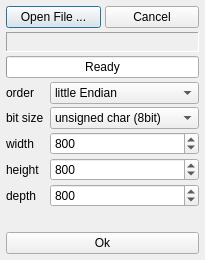
Old version of the form OCTview3R/opendata.ui in the repository janlazer/UKE-OCTview3R.
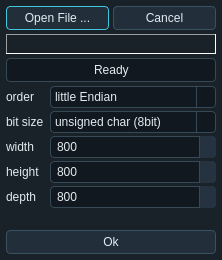
New version of the form. Icons and pictures are not drawn.

Commit message: Refresh Designer-driven UI, paper, and release materials

The edit to the form file:
```diff
--- a/OCTview3R/opendata.ui
+++ b/OCTview3R/opendata.ui
@@ -2,6 +2,405 @@
 <ui version="4.0">
  <class>OpenData</class>
  <widget class="QDialog" name="OpenData">
+  <property name="palette">
+   <palette>
+    <active>
+     <colorrole role="Window"><brush brushstyle="SolidPattern"><color alpha="255"><red>25</red><green>33</green><blue>41</blue></color></brush></colorrole>
+     <colorrole role="WindowText"><brush brushstyle="SolidPattern"><color alpha="255"><red>225</red><green>235</green><blue>240</blue></color></brush></colorrole>
+     <colorrole role="Base"><brush brushstyle="SolidPattern"><color alpha="255"><red>17</red><green>24</green><blue>31</blue></color></brush></colorrole>
+     <colorrole role="AlternateBase"><brush brushstyle="SolidPattern"><color alpha="255"><red>38</red><green>51</green><blue>63</blue></color></brush></colorrole>
+     <colorrole role="ToolTipBase"><brush brushstyle="SolidPattern"><color alpha="255"><red>31</red><green>45</green><blue>56</blue></color></brush></colorrole>
+     <colorrole role="ToolTipText"><brush brushstyle="SolidPattern"><color alpha="255"><red>225</red><green>235</green><blue>240</blue></color></brush></colorrole>
+     <colorrole role="Text"><brush brushstyle="SolidPattern"><color alpha="255"><red>225</red><green>235</green><blue>240</blue></color></brush></colorrole>
+     <colorrole role="Dark"><brush brushstyle="SolidPattern"><color alpha="255"><red>46</red><green>62</green><blue>74</blue></color></brush></colorrole>
+     <colorrole role="Shadow"><brush brushstyle="SolidPattern"><color alpha="255"><red>11</red><green>17</green><blue>23</blue></color></brush></colorrole>
+     <colorrole role="Mid"><brush brushstyle="SolidPattern"><color alpha="255"><red>67</red><green>87</green><blue>102</blue></color></brush></colorrole>
+     <colorrole role="Midlight"><brush brushstyle="SolidPattern"><color alpha="255"><red>100</red><green>124</green><blue>141</blue></color></brush></colorrole>
+     <colorrole role="Light"><brush brushstyle="SolidPattern"><color alpha="255"><red>123</red><green>146</green><blue>160</blue></color></brush></colorrole>
+     <colorrole role="Button"><brush brushstyle="SolidPattern"><color alpha="255"><red>34</red><green>47</green><blue>59</blue></color></brush></colorrole>
+     <colorrole role="ButtonText"><brush brushstyle="SolidPattern"><color alpha="255"><red>225</red><green>235</green><blue>240</blue></color></brush></colorrole>
+     <colorrole role="BrightText"><brush brushstyle="SolidPattern"><color alpha="255"><red>255</red><green>0</green><blue>0</blue></color></brush></colorrole>
+     <colorrole role="Link"><brush brushstyle="SolidPattern"><color alpha="255"><red>64</red><green>199</green><blue>219</blue></color></brush></colorrole>
+     <colorrole role="LinkVisited"><brush brushstyle="SolidPattern"><color alpha="255"><red>157</red><green>180</green><blue>237</blue></color></brush></colorrole>
+     <colorrole role="Highlight"><brush brushstyle="SolidPattern"><color alpha="255"><red>64</red><green>199</green><blue>219</blue></color></brush></colorrole>
+     <colorrole role="HighlightedText"><brush brushstyle="SolidPattern"><color alpha="255"><red>13</red><green>30</green><blue>38</blue></color></brush></colorrole>
+     <colorrole role="PlaceholderText"><brush brushstyle="SolidPattern"><color alpha="255"><red>146</red><green>166</green><blue>179</blue></color></brush></colorrole>
+    </active>
+    <inactive>
+     <colorrole role="Window"><brush brushstyle="SolidPattern"><color alpha="255"><red>25</red><green>33</green><blue>41</blue></color></brush></colorrole>
+     <colorrole role="WindowText"><brush brushstyle="SolidPattern"><color alpha="255"><red>225</red><green>235</green><blue>240</blue></color></brush></colorrole>
+     <colorrole role="Base"><brush brushstyle="SolidPattern"><color alpha="255"><red>17</red><green>24</green><blue>31</blue></color></brush></colorrole>
+     <colorrole role="AlternateBase"><brush brushstyle="SolidPattern"><color alpha="255"><red>38</red><green>51</green><blue>63</blue></color></brush></colorrole>
+     <colorrole role="ToolTipBase"><brush brushstyle="SolidPattern"><color alpha="255"><red>31</red><green>45</green><blue>56</blue></color></brush></colorrole>
+     <colorrole role="ToolTipText"><brush brushstyle="SolidPattern"><color alpha="255"><red>225</red><green>235</green><blue>240</blue></color></brush></colorrole>
+     <colorrole role="Text"><brush brushstyle="SolidPattern"><color alpha="255"><red>225</red><green>235</green><blue>240</blue></color></brush></colorrole>
+     <colorrole role="Dark"><brush brushstyle="SolidPattern"><color alpha="255"><red>46</red><green>62</green><blue>74</blue></color></brush></colorrole>
+     <colorrole role="Shadow"><brush brushstyle="SolidPattern"><color alpha="255"><red>11</red><green>17</green><blue>23</blue></color></brush></colorrole>
+     <colorrole role="Mid"><brush brushstyle="SolidPattern"><color alpha="255"><red>67</red><green>87</green><blue>102</blue></color></brush></colorrole>
+     <colorrole role="Midlight"><brush brushstyle="SolidPattern"><color alpha="255"><red>100</red><green>124</green><blue>141</blue></color></brush></colorrole>
+     <colorrole role="Light"><brush brushstyle="SolidPattern"><color alpha="255"><red>123</red><green>146</green><blue>160</blue></color></brush></colorrole>
+     <colorrole role="Button"><brush brushstyle="SolidPattern"><color alpha="255"><red>34</red><green>47</green><blue>59</blue></color></brush></colorrole>
+     <colorrole role="ButtonText"><brush brushstyle="SolidPattern"><color alpha="255"><red>225</red><green>235</green><blue>240</blue></color></brush></colorrole>
+     <colorrole role="BrightText"><brush brushstyle="SolidPattern"><color alpha="255"><red>255</red><green>0</green><blue>0</blue></color></brush></colorrole>
+     <colorrole role="Link"><brush brushstyle="SolidPattern"><color alpha="255"><red>64</red><green>199</green><blue>219</blue></color></brush></colorrole>
+     <colorrole role="LinkVisited"><brush brushstyle="SolidPattern"><color alpha="255"><red>157</red><green>180</green><blue>237</blue></color></brush></colorrole>
+     <colorrole role="Highlight"><brush brushstyle="SolidPattern"><color alpha="255"><red>64</red><green>199</green><blue>219</blue></color></brush></colorrole>
+     <colorrole role="HighlightedText"><brush brushstyle="SolidPattern"><color alpha="255"><red>13</red><green>30</green><blue>38</blue></color></brush></colorrole>
+     <colorrole role="PlaceholderText"><brush brushstyle="SolidPattern"><color alpha="255"><red>146</red><green>166</green><blue>179</blue></color></brush></colorrole>
+    </inactive>
+    <disabled>
+     <colorrole role="Window"><brush brushstyle="SolidPattern"><color alpha="255"><red>25</red><green>33</green><blue>41</blue></color></brush></colorrole>
+     <colorrole role="WindowText"><brush brushstyle="SolidPattern"><color alpha="255"><red>123</red><green>141</green><blue>153</blue></color></brush></colorrole>
+     <colorrole role="Base"><brush brushstyle="SolidPattern"><color alpha="255"><red>17</red><green>24</green><blue>31</blue></color></brush></colorrole>
+     <colorrole role="AlternateBase"><brush brushstyle="SolidPattern"><color alpha="255"><red>38</red><green>51</green><blue>63</blue></color></brush></colorrole>
+     <colorrole role="ToolTipBase"><brush brushstyle="SolidPattern"><color alpha="255"><red>31</red><green>45</green><blue>56</blue></color></brush></colorrole>
+     <colorrole role="ToolTipText"><brush brushstyle="SolidPattern"><color alpha="255"><red>225</red><green>235</green><blue>240</blue></color></brush></colorrole>
+     <colorrole role="Text"><brush brushstyle="SolidPattern"><color alpha="255"><red>123</red><green>141</green><blue>153</blue></color></brush></colorrole>
+     <colorrole role="Dark"><brush brushstyle="SolidPattern"><color alpha="255"><red>46</red><green>62</green><blue>74</blue></color></brush></colorrole>
+     <colorrole role="Shadow"><brush brushstyle="SolidPattern"><color alpha="255"><red>11</red><green>17</green><blue>23</blue></color></brush></colorrole>
+     <colorrole role="Mid"><brush brushstyle="SolidPattern"><color alpha="255"><red>67</red><green>87</green><blue>102</blue></color></brush></colorrole>
+     <colorrole role="Midlight"><brush brushstyle="SolidPattern"><color alpha="255"><red>100</red><green>124</green><blue>141</blue></color></brush></colorrole>
+     <colorrole role="Light"><brush brushstyle="SolidPattern"><color alpha="255"><red>123</red><green>146</green><blue>160</blue></color></brush></colorrole>
+     <colorrole role="Button"><brush brushstyle="SolidPattern"><color alpha="255"><red>34</red><green>47</green><blue>59</blue></color></brush></colorrole>
+     <colorrole role="ButtonText"><brush brushstyle="SolidPattern"><color alpha="255"><red>123</red><green>141</green><blue>153</blue></color></brush></colorrole>
+     <colorrole role="BrightText"><brush brushstyle="SolidPattern"><color alpha="255"><red>255</red><green>0</green><blue>0</blue></color></brush></colorrole>
+     <colorrole role="Link"><brush brushstyle="SolidPattern"><color alpha="255"><red>64</red><green>199</green><blue>219</blue></color></brush></colorrole>
+     <colorrole role="LinkVisited"><brush brushstyle="SolidPattern"><color alpha="255"><red>157</red><green>180</green><blue>237</blue></color></brush></colorrole>
+     <colorrole role="Highlight"><brush brushstyle="SolidPattern"><color alpha="255"><red>56</red><green>74</green><blue>87</blue></color></brush></colorrole>
+     <colorrole role="HighlightedText"><brush brushstyle="SolidPattern"><color alpha="255"><red>123</red><green>141</green><blue>153</blue></color></brush></colorrole>
+     <colorrole role="PlaceholderText"><brush brushstyle="SolidPattern"><color alpha="255"><red>146</red><green>166</green><blue>179</blue></color></brush></colorrole>
+    </disabled>
+   </palette>
+  </property>
+  <property name="styleSheet">
+   <string notr="true">/*
+ * OCTview3R compact dark theme: graphite surfaces and cyan OCT-volume accents.
+ * Keep font sizes native; save space through padding, not smaller text.
+ * All static styling, palette and sizing are owned by this Designer form.
+ *
+ * Portions of the visual language are adapted from
+ * Qt-Frameless-Window-DarkStyle by Juergen Skrotzky.
+ * Source: https://github.com/Jorgen-VikingGod/Qt-Frameless-Window-DarkStyle
+ * Licensed under the MIT License; see Resources/darkstyle/LICENSE.txt.
+ */
+
+/* Dock widgets are window boundaries: explicit foreground/surface rules keep
+ * previews independent of Designer's own (possibly light) application palette. */
+QWidget { color: #e1ebf0; }
+QWidget:disabled { color: #7b8d99; }
+QScrollArea, QWidget#dockWidgetContents_3 { background-color: #192129; }
+QMainWindow, QDialog {
+    background-color: #192129;
+    color: #e1ebf0;
+}
+QToolTip {
+    color: #e1ebf0;
+    background-color: #1f2d38;
+    border: 1px solid #40c7db;
+    border-radius: 4px;
+    padding: 3px 5px;
+}
+QMenuBar, QStatusBar {
+    background-color: #11181f;
+    color: #e1ebf0;
+}
+QMenuBar { border-bottom: 1px solid #2e3e4a; }
+QStatusBar { border-top: 1px solid #2e3e4a; }
+QMenuBar::item {
+    padding: 2px 7px;
+    background: transparent;
+}
+QMenuBar::item:selected { background-color: #263d4a; }
+QMenuBar::item:pressed { color: #67d9e8; }
+QMenu {
+    background-color: #1d2933;
+    border: 1px solid #435766;
+}
+QMenu::item { padding: 3px 24px 3px 20px; }
+QMenu::item:selected {
+    color: #e1f8fb;
+    background-color: #244755;
+}
+QMenu::item:disabled { color: #7b8d99; }
+QMenu::separator {
+    height: 1px;
+    margin: 3px 6px;
+    background-color: #354957;
+}
+QToolBar {
+    spacing: 2px;
+    padding: 2px;
+    background-color: #19232c;
+    border: 0;
+    border-bottom: 1px solid #31505e;
+}
+QToolBar::separator {
+    width: 1px;
+    margin: 3px;
+    background-color: #354957;
+}
+QToolButton {
+    min-width: 18px;
+    min-height: 18px;
+    padding: 2px;
+    border: 1px solid transparent;
+    border-radius: 4px;
+    background: transparent;
+}
+QToolButton:hover {
+    border-color: #3c6475;
+    background-color: #263d4a;
+}
+QToolButton:pressed, QToolButton:checked {
+    color: #83e5ef;
+    border-color: #40c7db;
+    background-color: #23414f;
+}
+QToolButton:disabled { color: #7b8d99; }
+QToolButton:focus { border-color: #40c7db; }
+QMainWindow::separator {
+    width: 4px;
+    height: 4px;
+    background-color: #11181f;
+}
+QMainWindow::separator:hover, QSplitter::handle:hover {
+    background-color: #40c7db;
+}
+QDockWidget { background-color: #192129; }
+QDockWidget::title {
+    padding: 3px 6px;
+    background-color: #14212b;
+    border-bottom: 1px solid #31505e;
+    color: #b5dbe5;
+}
+QGroupBox {
+    margin-top: 16px;
+    padding-top: 2px;
+    border: 1px solid #2e3e4a;
+    border-radius: 5px;
+    background-color: #1d2832;
+}
+QGroupBox::title {
+    subcontrol-origin: margin;
+    subcontrol-position: top left;
+    left: 8px;
+    padding: 1px 5px;
+    color: #b5dbe5;
+}
+QTabWidget::pane {
+    border: 1px solid #2e3e4a;
+    border-radius: 3px;
+    background-color: #19232c;
+}
+QTabBar { qproperty-drawBase: 0; }
+QTabBar::tab {
+    min-width: 48px;
+    padding: 3px 7px;
+    margin-right: 2px;
+    color: #9fb5c3;
+    background-color: #14202a;
+    border: 1px solid #2e3e4a;
+    border-bottom: 2px solid transparent;
+    border-top-left-radius: 4px;
+    border-top-right-radius: 4px;
+}
+QTabBar::tab:hover { background-color: #263b49; }
+QTabBar::tab:selected {
+    color: #e1f8fb;
+    background-color: #243744;
+    border-bottom: 2px solid #40c7db;
+}
+QPushButton {
+    min-height: 18px;
+    padding: 2px 6px;
+    border: 1px solid #3a5161;
+    border-radius: 4px;
+    background-color: #222f3b;
+    color: #e1ebf0;
+}
+/* Only the dataset swatch colour changes at runtime; padding stays here. */
+QPushButton#pushButton_pickVolumeColor, QPushButton#pushButton_pickPolyColor {
+    padding: 0;
+    min-height: 18px;
+}
+QPushButton:hover {
+    border-color: #40c7db;
+    background-color: #2c4555;
+}
+QPushButton:focus, QPushButton:default { border-color: #40c7db; }
+QPushButton:pressed, QPushButton:checked {
+    border-color: #40c7db;
+    background-color: #23414f;
+}
+QPushButton:disabled {
+    color: #7b8d99;
+    border-color: #2c3b47;
+    background-color: #1d2832;
+}
+QLineEdit, QComboBox, QSpinBox, QDoubleSpinBox {
+    min-height: 18px;
+    padding: 1px 4px;
+    border: 1px solid #354957;
+    border-radius: 4px;
+    background-color: #11181f;
+    color: #e1ebf0;
+    selection-background-color: #40c7db;
+    selection-color: #0d1e26;
+}
+QLineEdit:hover, QComboBox:hover, QSpinBox:hover, QDoubleSpinBox:hover {
+    border-color: #506b7c;
+}
+QLineEdit:focus, QComboBox:focus, QSpinBox:focus, QDoubleSpinBox:focus {
+    border-color: #40c7db;
+}
+QLineEdit:disabled, QComboBox:disabled, QSpinBox:disabled, QDoubleSpinBox:disabled {
+    color: #7b8d99;
+    border-color: #2c3b47;
+    background-color: #18222b;
+}
+QComboBox { padding-right: 20px; }
+QComboBox::drop-down {
+    width: 18px;
+    border: 0;
+    border-left: 1px solid #354957;
+}
+QComboBox::down-arrow {
+    image: url(:/OCTview3R/Resources/darkstyle/chevron-down.svg);
+    width: 12px;
+    height: 12px;
+}
+QComboBox QAbstractItemView {
+    border: 1px solid #435766;
+    background-color: #1d2933;
+    color: #e1ebf0;
+    selection-background-color: #40c7db;
+    selection-color: #0d1e26;
+}
+QSpinBox, QDoubleSpinBox { padding-right: 18px; }
+QSpinBox::up-button, QDoubleSpinBox::up-button {
+    subcontrol-origin: border;
+    subcontrol-position: top right;
+    width: 16px;
+    border-left: 1px solid #354957;
+    border-top-right-radius: 4px;
+    background-color: #24333f;
+}
+QSpinBox::down-button, QDoubleSpinBox::down-button {
+    subcontrol-origin: border;
+    subcontrol-position: bottom right;
+    width: 16px;
+    border-left: 1px solid #354957;
+    border-bottom-right-radius: 4px;
+    background-color: #24333f;
+}
+QSpinBox::up-button:hover, QDoubleSpinBox::up-button:hover,
+QSpinBox::down-button:hover, QDoubleSpinBox::down-button:hover {
+    background-color: #365566;
+}
+QSpinBox::up-arrow, QDoubleSpinBox::up-arrow {
+    image: url(:/OCTview3R/Resources/darkstyle/chevron-up.svg);
+    width: 10px;
+    height: 10px;
+}
+QSpinBox::down-arrow, QDoubleSpinBox::down-arrow {
+    image: url(:/OCTview3R/Resources/darkstyle/chevron-down.svg);
+    width: 10px;
+    height: 10px;
+}
+QCheckBox { spacing: 4px; }
+QCheckBox::indicator {
+    width: 14px;
+    height: 14px;
+    border: 1px solid #587080;
+    border-radius: 3px;
+    background-color: #11181f;
+}
+QCheckBox::indicator:hover { border-color: #40c7db; }
+QCheckBox::indicator:checked {
+    image: url(:/OCTview3R/Resources/darkstyle/check.svg);
+    border-color: #40c7db;
+    background-color: #40c7db;
+}
+QCheckBox::indicator:disabled { border-color: #354957; background-color: #1b2730; }
+QCheckBox::indicator:checked:disabled { background-color: #68818f; }
+QCheckBox:focus { color: #83e5ef; }
+QProgressBar {
+    min-height: 16px;
+    border: 1px solid #354957;
+    border-radius: 4px;
+    background-color: #11181f;
+    color: #e1ebf0;
+    text-align: center;
+}
+QProgressBar::chunk {
+    border-radius: 3px;
+    background-color: #21687b;
+}
+QSlider::groove:horizontal {
+    height: 5px;
+    border-radius: 2px;
+    background-color: #0f1820;
+}
+QSlider::handle:horizontal {
+    width: 14px;
+    margin: -5px 0;
+    border: 1px solid #55cfdf;
+    border-radius: 7px;
+    background-color: #b9edf3;
+}
+QSlider::handle:horizontal:hover, QSlider::handle:horizontal:pressed {
+    background-color: #40c7db;
+}
+QSlider:focus { border: 1px solid #40c7db; border-radius: 3px; }
+QSlider::sub-page:horizontal { border-radius: 2px; background-color: #40c7db; }
+QSlider::sub-page:horizontal:disabled { background-color: #3b515f; }
+QSlider::handle:horizontal:disabled { border-color: #4b6372; background-color: #334956; }
+QScrollBar:vertical { width: 13px; margin: 0; background: #11181f; }
+QScrollBar::handle:vertical {
+    min-height: 24px;
+    margin: 2px 3px;
+    border-radius: 3px;
+    background-color: #435e70;
+}
+QScrollBar::handle:vertical:hover, QScrollBar::handle:horizontal:hover {
+    background-color: #40c7db;
+}
+QScrollBar::add-line:vertical, QScrollBar::sub-line:vertical { height: 0; background: none; }
+QScrollBar:horizontal { height: 13px; margin: 0; background: #11181f; }
+QScrollBar::handle:horizontal {
+    min-width: 24px;
+    margin: 3px 2px;
+    border-radius: 3px;
+    background-color: #435e70;
+}
+QScrollBar::add-line:horizontal, QScrollBar::sub-line:horizontal { width: 0; background: none; }
+QScrollBar::add-page, QScrollBar::sub-page { background: none; }
+QAbstractItemView, QTableView, QTreeView {
+    alternate-background-color: #192129;
+    background-color: #11181f;
+    border: 1px solid #354957;
+    color: #e1ebf0;
+    selection-background-color: #40c7db;
+    selection-color: #0d1e26;
+}
+QHeaderView::section {
+    padding: 3px 5px;
+    border: 0;
+    border-right: 1px solid #354957;
+    border-bottom: 1px solid #354957;
+    background-color: #24333f;
+}
+QLabel:disabled, QCheckBox:disabled, QRadioButton:disabled, QGroupBox:disabled {
+    color: #7b8d99;
+}
+QWidget#viewerBrandHeader {
+    background-color: #19232c;
+    border-bottom: 1px solid #31505e;
+}
+QLabel#viewerBrandName, QLabel#applicationNameLabel { color: #a8e9f2; }
+QLabel#descriptionLabel, QLabel#technologyLabel { color: #abc0ce; }
+QLabel#versionLabel { color: #68d4e4; }</string>
+  </property>
   <property name="geometry">
    <rect>
     <x>0</x>
```
Left out of the diff: 5 changed lines with no effect on the pictures. The commit also changes 19 other files.
